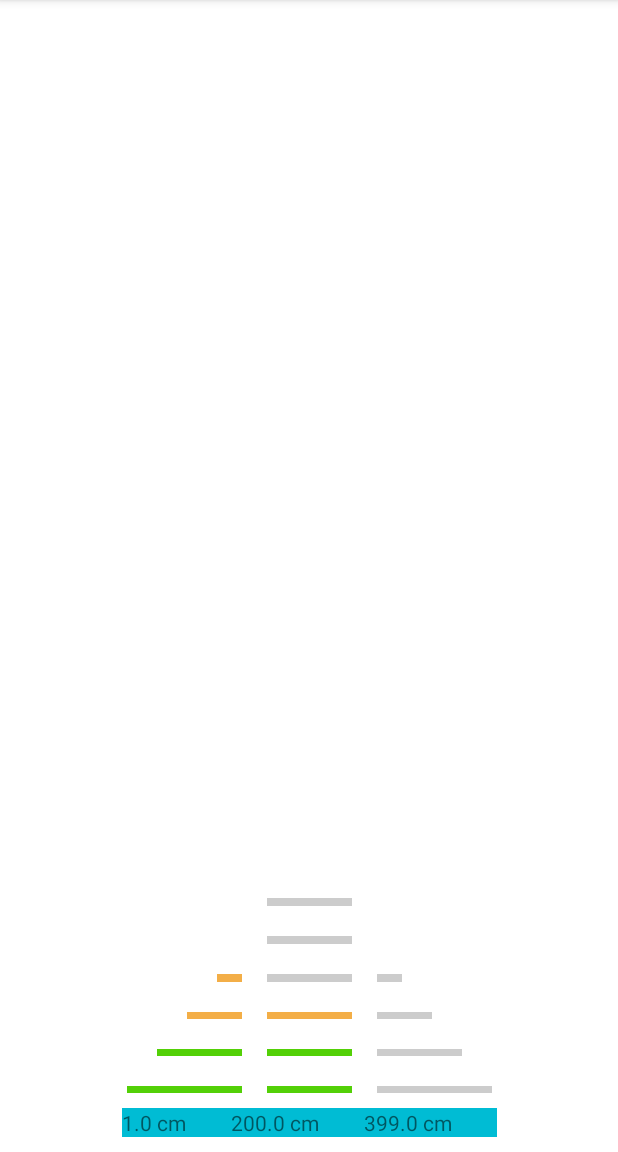
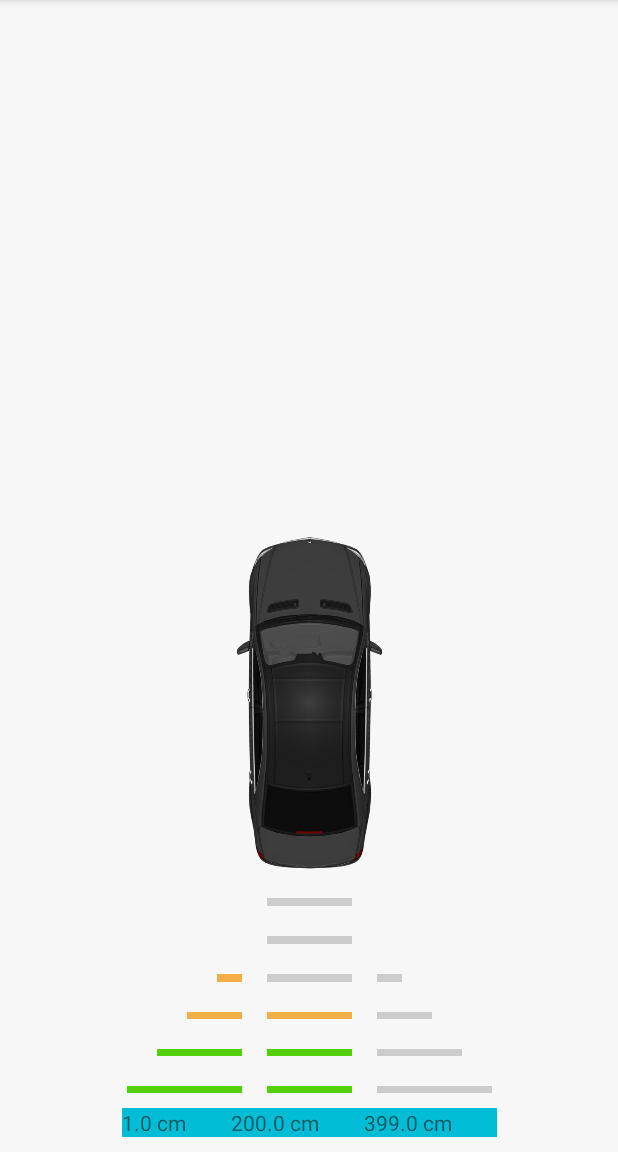
Before and after one commit to emanuelena49/iot-parking-app, an Android app: the screen it shows after launch (MainActivity), on a phone screen of 412 x 824 dp, the part 84-1236 px from its top. Run offline under Robolectric (Android 15) with nearby library versions, the phone set to English and light mode, and no system bars.

Commit message:
added image

```diff
--- a/app/src/main/res/layout/activity_main.xml
+++ b/app/src/main/res/layout/activity_main.xml
@@ -5,6 +5,7 @@
     android:id="@+id/layout"
     android:layout_width="match_parent"
     android:layout_height="match_parent"
+    android:background="#f7f7f7"
     tools:context=".MainActivity">
 
     <LinearLayout
@@ -15,6 +16,12 @@
         app:layout_constraintBottom_toBottomOf="parent"
         app:layout_constraintEnd_toEndOf="parent"
         app:layout_constraintStart_toStartOf="parent">
+
+        <ImageView
+            android:id="@+id/imageView"
+            android:layout_width="wrap_content"
+            android:layout_height="240dp"
+            app:srcCompat="@drawable/mercedes" />
 
         <LinearLayout
             android:id="@+id/grahicalDistanceDisplayer"
```
Also changed, not shown: app/src/main/res/drawable/mercedes.png (added).
